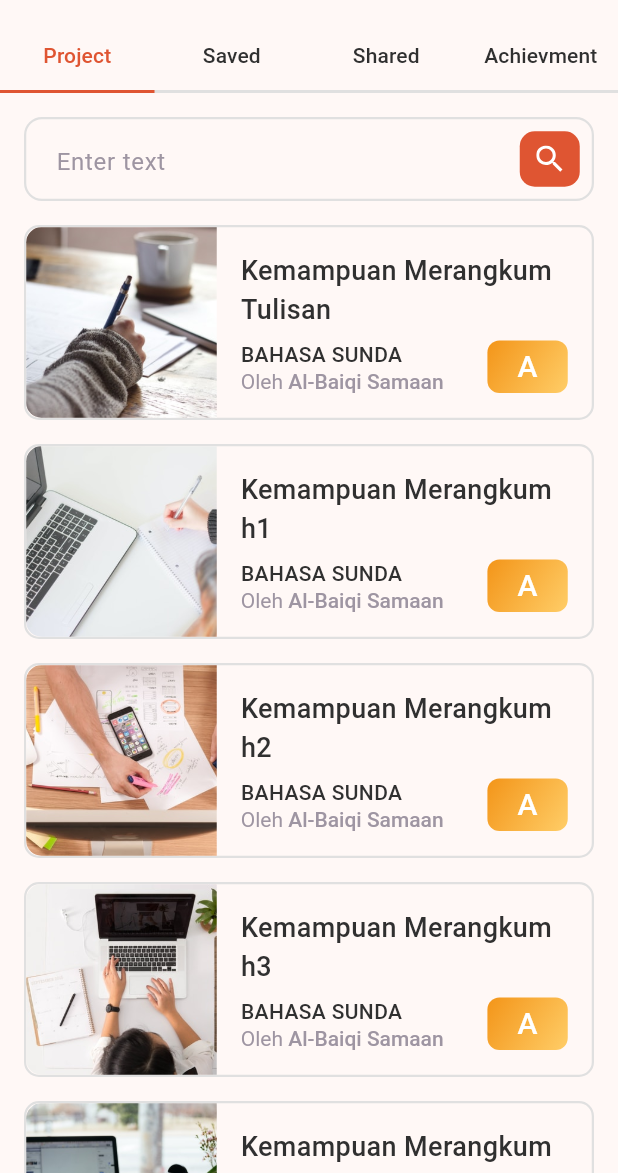
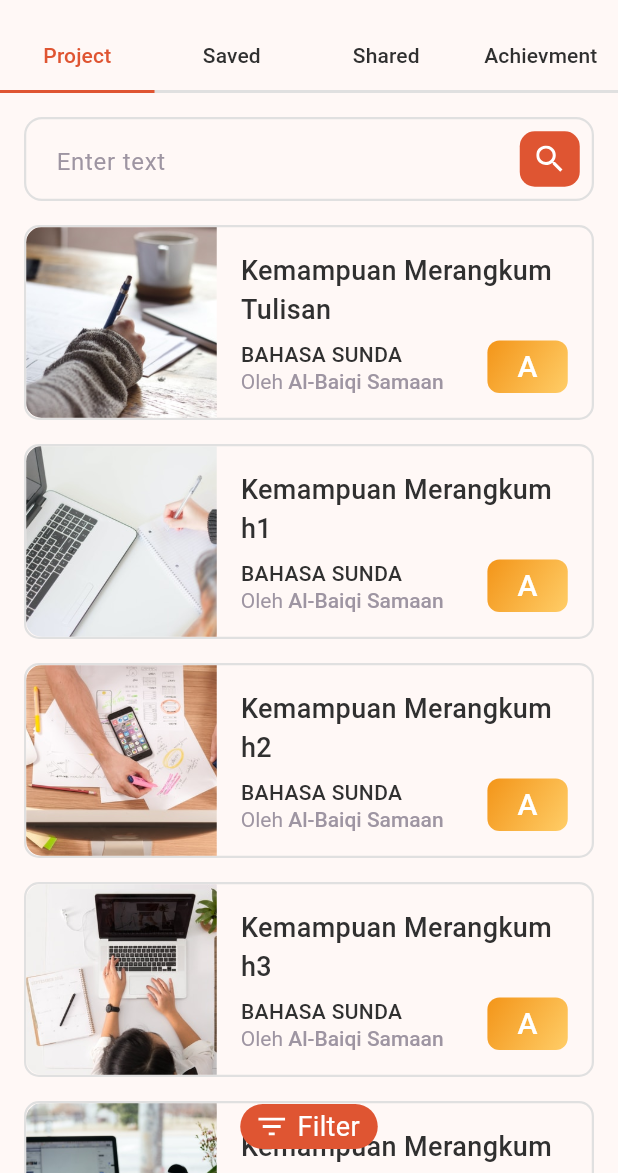
Before and after one commit to sonu-munda/portfoliostudent-assignment, a Flutter app: the PortfolioPage screen opened directly, on a phone screen of 412 x 824 dp, the part 63-1236 px from its top. Run offline on Flutter 3.47's test engine with Material 3 defaults, Android fonts, the phone set to English and light mode, and no system bars; our stand-ins replace flutter_svg.

Commit message:
filter icon added

```diff
--- a/lib/components/project_card_item.dart
+++ b/lib/components/project_card_item.dart
@@ -82,6 +82,7 @@ class ProjectCardItem extends StatelessWidget {
                         ),
                       ),
                       AppButton(
+                        label: "A",
                         onTap: () {},
                       )
                     ],
--- a/lib/components/project_tab.dart
+++ b/lib/components/project_tab.dart
@@ -1,7 +1,11 @@
 import 'package:flutter/material.dart';
+import 'package:flutter_svg/svg.dart';
 import 'package:portfoliostudent/components/project_card_item.dart';
 import 'package:portfoliostudent/components/serach_bar.dart';
 import 'package:portfoliostudent/data/project_data.dart';
+import 'package:portfoliostudent/shared_widgets/widgets.dart';
+import 'package:portfoliostudent/utils/assets.dart';
+import 'package:portfoliostudent/utils/colors.dart';
 
 class ProjectTab extends StatefulWidget {
   const ProjectTab({super.key});
@@ -22,7 +26,10 @@ class _ProjectTabState extends State<ProjectTab> {
 
   @override
   Widget build(BuildContext context) {
-    return SingleChildScrollView(
+    return Stack(
+      alignment: AlignmentDirectional.bottomCenter,
+      children: [
+        SingleChildScrollView(
           scrollDirection: Axis.vertical,
           child: Container(
             padding: const EdgeInsets.all(16),
@@ -44,6 +51,14 @@ class _ProjectTabState extends State<ProjectTab> {
               ],
             ),
           ),
+        ),
+        Positioned(
+          bottom: 16,
+          child: FilterButton(
+            onTap: () {},
+          ),
+        )
+      ],
     );
   }
 }
--- a/lib/shared_widgets/widgets.dart
+++ b/lib/shared_widgets/widgets.dart
@@ -1,9 +1,12 @@
 import 'package:flutter/material.dart';
+import 'package:flutter_svg/svg.dart';
+import 'package:portfoliostudent/utils/assets.dart';
 import 'package:portfoliostudent/utils/colors.dart';
 
 class AppButton extends StatelessWidget {
-  const AppButton({super.key, this.onTap});
+  const AppButton({super.key, this.onTap, this.label});
   final GestureTapCallback? onTap;
+  final String? label;
 
   @override
   Widget build(BuildContext context) {
@@ -22,10 +25,10 @@ class AppButton extends StatelessWidget {
           borderRadius: BorderRadius.circular(8),
         ),
         padding: const EdgeInsets.symmetric(horizontal: 20, vertical: 3),
-        child: const Center(
+        child: Center(
           child: Text(
-            "A",
-            style: TextStyle(
+            label!,
+            style: const TextStyle(
               color: AppColors.white,
               fontSize: 20,
               fontWeight: FontWeight.w500,
@@ -36,3 +39,39 @@ class AppButton extends StatelessWidget {
     );
   }
 }
+
+class FilterButton extends StatelessWidget {
+  const FilterButton({super.key, this.onTap});
+  final Function()? onTap;
+
+  @override
+  Widget build(BuildContext context) {
+    return InkWell(
+      onTap: onTap,
+      child: Container(
+        height: 30,
+        decoration: BoxDecoration(
+          color: AppColors.primary, // Background color
+          borderRadius: BorderRadius.circular(50), // Rounded corners
+        ),
+        child: Row(
+          mainAxisSize: MainAxisSize.min,
+          children: [
+            const SizedBox(width: 12),
+            SvgPicture.asset(AssetIcons.filter),
+            const SizedBox(width: 8),
+            const Text(
+              'Filter',
+              style: TextStyle(
+                fontSize: 18,
+                fontWeight: FontWeight.w400,
+                color: AppColors.white,
+              ),
+            ),
+            const SizedBox(width: 12),
+          ],
+        ),
+      ),
+    );
+  }
+}
```
Lines whose indentation alone changed are shown as unchanged.
